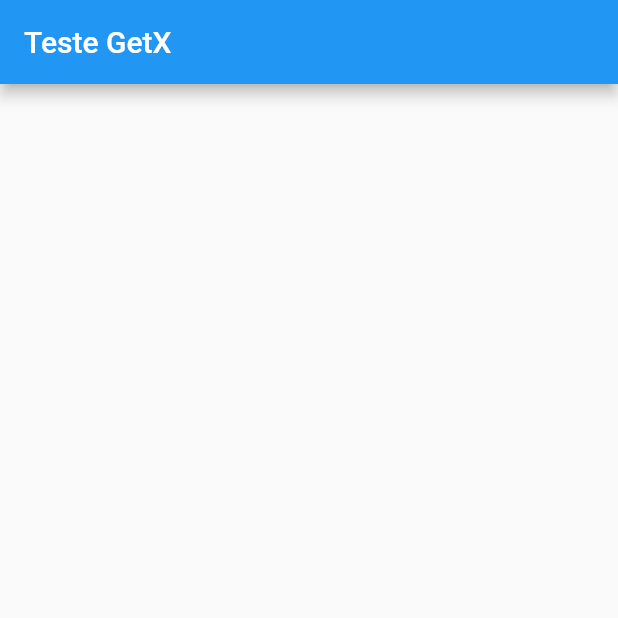
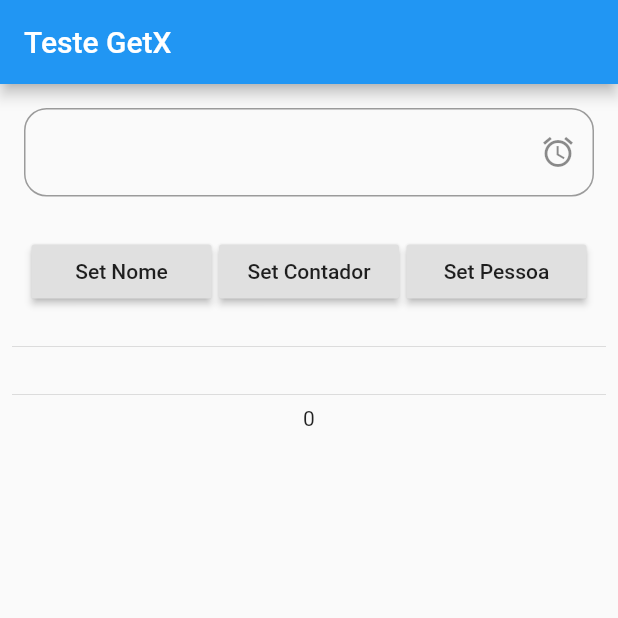
Before and after one commit to claudneysessa/flutter-exemplo-getx, a Flutter app: the screen it shows after launch, on a phone screen of 412 x 824 dp, the top half of it. Run offline on Flutter 3.47's test engine with Material 2 defaults, Android fonts, the phone set to English and light mode, and no system bars; our stand-ins replace get.

Commit message:
Iniciando o projeto com getX

```diff
--- a/lib/main.dart
+++ b/lib/main.dart
@@ -1,8 +1,11 @@
 import 'package:flutter/material.dart';
+import 'package:flutter_getx/main_controller.dart';
+import 'package:get/get.dart';
+import 'package:get/state_manager.dart';
 
 void main() {
   runApp(
-    MaterialApp(
+    GetMaterialApp(
       home: HomePage(),
     ),
   );
@@ -14,7 +17,11 @@ class HomePage extends StatefulWidget {
 }
 
 class _HomePageState extends State<HomePage> {
+  final MainController controller = MainController();
+  final TextEditingController textController = TextEditingController();
+
   void initState() {
+    textController.clear();
     super.initState();
   }
 
@@ -28,7 +35,119 @@ class _HomePageState extends State<HomePage> {
       ),
       body: Padding(
         padding: const EdgeInsets.all(8.0),
-        child: Container(),
+        child: Form(
+          child: Column(
+            children: [
+              Obx(
+                () {
+                  return Padding(
+                    padding: const EdgeInsets.all(8.0),
+                    child: TextFormField(
+                      controller: textController,
+                      obscureText: controller.status,
+                      obscuringCharacter: "*",
+                      decoration: InputDecoration(
+                        suffixIcon: IconButton(
+                          icon: Icon(Icons.access_alarm),
+                          onPressed: () {
+                            controller.setStatus();
+                          },
+                        ),
+                        border: OutlineInputBorder(
+                          borderRadius: BorderRadius.circular(15),
+                        ),
+                      ),
+                    ),
+                  );
+                },
+              ),
+              SizedBox(
+                height: 10,
+              ),
+              Padding(
+                padding: const EdgeInsets.all(8.0),
+                child: Row(
+                  mainAxisAlignment: MainAxisAlignment.spaceEvenly,
+                  crossAxisAlignment: CrossAxisAlignment.center,
+                  children: [
+                    SizedBox(
+                      width: 120,
+                      child: RaisedButton(
+                        onPressed: () {
+                          controller.setNome(textController.text);
+                        },
+                        child: Text("Set Nome"),
+                      ),
+                    ),
+                    SizedBox(
+                      width: 120,
+                      child: RaisedButton(
+                        onPressed: () {
+                          controller.incContador();
+                        },
+                        child: Text("Set Contador"),
+                      ),
+                    ),
+                    SizedBox(
+                      width: 120,
+                      child: RaisedButton(
+                        onPressed: () {
+                          // controller.pessoa["nome"] = textController.text;
+                          // controller.objPessoa.nome = textController.text;
+                          // controller.objPessoa.idade = 36;
+                        },
+                        child: Text("Set Pessoa"),
+                      ),
+                    ),
+                  ],
+                ),
+              ),
+              SizedBox(
+                height: 10,
+              ),
+              GetX<MainController>(
+                builder: (_) {
+                  return Column(
+                    children: [
+                      Divider(),
+                      Text(controller.nome ?? ""),
+                    ],
+                  );
+                },
+              ),
+              Obx(
+                () {
+                  return Column(
+                    children: [
+                      Divider(),
+                      Text(controller?.contador?.toString()),
+                    ],
+                  );
+                },
+              ),
+              // GetX<MainController>(
+              //   builder: (_) {
+              //     return Column(
+              //       children: [
+              //         Divider(),
+              //         Text(controller.pessoa.toString() ?? ""),
+              //       ],
+              //     );
+              //   },
+              // ),
+              // GetX<MainController>(
+              //   builder: (_) {
+              //     return Column(
+              //       children: [
+              //         Divider(),
+              //         Text(controller.objPessoa.nome ?? ""),
+              //       ],
+              //     );
+              //   },
+              // )
+            ],
+          ),
+        ),
       ),
     );
   }
--- /dev/null
+++ b/lib/main_controller.dart
@@ -0,0 +1,79 @@
+import 'package:get/state_manager.dart';
+
+// class ObjPessoa {
+//   var nome;
+//   var idade;
+//   ObjPessoa({this.nome, this.idade});
+// }
+
+class MainController extends GetxController {
+  RxString _nome = "".obs;
+  RxInt _contador = 0.obs;
+  RxBool _status = false.obs;
+  RxDouble _valor = 0.0.obs;
+
+  // RxMap _pessoa = {
+  //   "nome": "claudney sarti sessa",
+  // }.obs;
+
+  // Rx<ObjPessoa> _objPessoa = ObjPessoa(
+  //   nome: "",
+  // ).obs;
+
+  // RxList<Map<String, String>> _listaPessoa = [
+  //   {
+  //     "nome": "Claudney",
+  //     "idade": 36,
+  //   },
+  //   {
+  //     "nome": "Juliana",
+  //     "idade": 37,
+  //   },
+  //   {
+  //     "nome": "Alice",
+  //     "idade": 7,
+  //   },
+  // ].obs;
+
+  get nome => this._nome.value;
+  set nome(value) => this._nome.value = value;
+
+  get contador {
+    return this._contador.value;
+  }
+
+  set contador(value) {
+    this._contador.value = value;
+  }
+
+  get status => this._status.value;
+  set status(value) => this._status.value = value;
+
+  // get pessoa => this._pessoa.value;
+  // set pessoa(value) {
+  //   print(value.toString());
+  //   this._pessoa.value = value;
+  // }
+
+  // ObjPessoa get objPessoa => this._objPessoa.value;
+  // set objPessoa(value) {
+  //   print(value.toString());
+  //   this._objPessoa.value = value;
+  // }
+
+  void setNome(String value) {
+    this.nome = value;
+  }
+
+  void clearNome() {
+    this.nome = "";
+  }
+
+  void incContador() {
+    this.contador++;
+  }
+
+  void setStatus() {
+    this.status = !this.status;
+  }
+}
```
